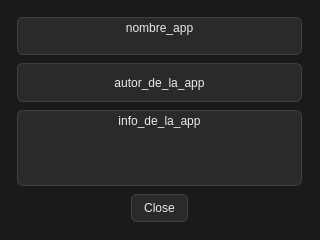
Before: the Qt Designer form Python/GaleriaImagenes/ui/about_dialog.ui in mario-asenjo/DAM2-DI, drawn with Qt 5.
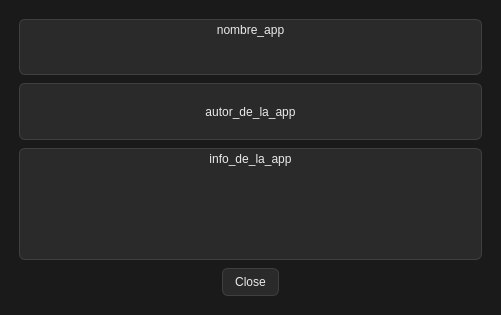
After: the same form once the commit is applied.

What changed in the file:
```diff
--- a/Python/GaleriaImagenes/ui/about_dialog.ui
+++ b/Python/GaleriaImagenes/ui/about_dialog.ui
@@ -6,8 +6,8 @@
    <rect>
     <x>0</x>
     <y>0</y>
-    <width>320</width>
-    <height>240</height>
+    <width>501</width>
+    <height>315</height>
    </rect>
   </property>
   <property name="windowTitle">
@@ -18,15 +18,9 @@
     background: #1a1a1a;
 }</string>
   </property>
+  <layout class="QVBoxLayout" name="verticalLayout_2">
+   <item>
   <widget class="QWidget" name="verticalWidget" native="true">
-   <property name="geometry">
-    <rect>
-     <x>9</x>
-     <y>9</y>
-     <width>301</width>
-     <height>221</height>
-    </rect>
-   </property>
    <layout class="QVBoxLayout" name="verticalLayout" stretch="1,1,2,1">
     <property name="spacing">
      <number>8</number>
@@ -144,6 +138,8 @@
     </item>
    </layout>
   </widget>
+   </item>
+  </layout>
  </widget>
  <resources/>
  <connections/>
```
Lines whose indentation alone changed are shown as unchanged.
